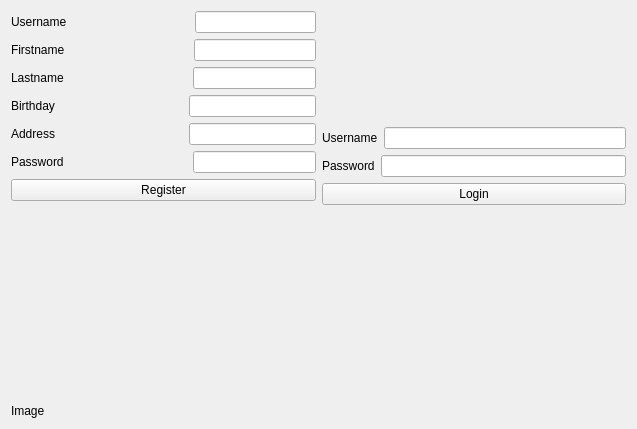
Qt form PersonalPlanner/login.ui (sabrine-gamdou/PersonalPlanner) before a commit.
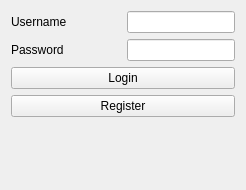
The same form after that commit.

```diff
--- a/PersonalPlanner/login.ui
+++ b/PersonalPlanner/login.ui
@@ -6,310 +6,123 @@
    <rect>
     <x>0</x>
     <y>0</y>
-    <width>637</width>
-    <height>429</height>
+    <width>246</width>
+    <height>190</height>
    </rect>
   </property>
   <property name="windowTitle">
-   <string>Form</string>
+   <string>Personal Planner</string>
+  </property>
+  <property name="styleSheet">
+   <string notr="true">
+font: 75 11pt &quot;URW Bookman L&quot;;</string>
   </property>
   <layout class="QGridLayout" name="gridLayout_2">
    <item row="0" column="0">
-    <layout class="QGridLayout" name="gridLayout">
-     <item row="0" column="0">
-      <layout class="QHBoxLayout" name="horizontalLayout">
+    <layout class="QHBoxLayout" name="horizontalLayout">
+     <item>
+      <layout class="QVBoxLayout" name="verticalLayout_2">
        <item>
-        <layout class="QVBoxLayout" name="verticalLayout">
+        <layout class="QHBoxLayout" name="horizontalLayout_3">
          <item>
-          <layout class="QHBoxLayout" name="horizontalLayout_15">
+          <layout class="QHBoxLayout" name="horizontalLayout_4">
            <item>
-            <widget class="QLabel" name="username_2">
-             <property name="text">
-              <string>Username</string>
-             </property>
-            </widget>
-           </item>
-           <item>
-            <spacer name="horizontalSpacer">
-             <property name="orientation">
-              <enum>Qt::Horizontal</enum>
-             </property>
-             <property name="sizeHint" stdset="0">
-              <size>
-               <width>40</width>
-               <height>20</height>
-              </size>
-             </property>
-            </spacer>
-           </item>
-           <item>
-            <layout class="QVBoxLayout" name="verticalLayout_7">
+            <layout class="QHBoxLayout" name="horizontalLayout_5">
              <item>
-              <widget class="QLineEdit" name="lineEdit_3"/>
+              <widget class="QLabel" name="username">
+               <property name="text">
+                <string>Username</string>
+               </property>
+              </widget>
              </item>
-            </layout>
-           </item>
-          </layout>
-         </item>
-         <item>
-          <layout class="QHBoxLayout" name="horizontalLayout_14">
-           <item>
-            <widget class="QLabel" name="firstname">
-             <property name="text">
-              <string>Firstname</string>
-             </property>
-            </widget>
-           </item>
-           <item>
-            <spacer name="horizontalSpacer_2">
-             <property name="orientation">
-              <enum>Qt::Horizontal</enum>
-             </property>
-             <property name="sizeHint" stdset="0">
-              <size>
-               <width>40</width>
-               <height>20</height>
-              </size>
-             </property>
-            </spacer>
-           </item>
-           <item>
-            <layout class="QVBoxLayout" name="verticalLayout_8">
              <item>
-              <widget class="QLineEdit" name="lineEdit_4"/>
+              <spacer name="horizontalSpacer">
+               <property name="orientation">
+                <enum>Qt::Horizontal</enum>
+               </property>
+               <property name="sizeHint" stdset="0">
+                <size>
+                 <width>20</width>
+                 <height>20</height>
+                </size>
+               </property>
+              </spacer>
              </item>
-            </layout>
-           </item>
-          </layout>
-         </item>
-         <item>
-          <layout class="QHBoxLayout" name="horizontalLayout_13">
-           <item>
-            <widget class="QLabel" name="lastname">
-             <property name="text">
-              <string>Lastname</string>
-             </property>
-            </widget>
-           </item>
-           <item>
-            <spacer name="horizontalSpacer_3">
-             <property name="orientation">
-              <enum>Qt::Horizontal</enum>
-             </property>
-             <property name="sizeHint" stdset="0">
-              <size>
-               <width>40</width>
-               <height>20</height>
-              </size>
-             </property>
-            </spacer>
-           </item>
-           <item>
-            <layout class="QVBoxLayout" name="verticalLayout_9">
              <item>
-              <widget class="QLineEdit" name="lineEdit_5"/>
+              <widget class="QLineEdit" name="usernameText"/>
              </item>
             </layout>
            </item>
           </layout>
          </item>
+        </layout>
+       </item>
+       <item>
+        <layout class="QVBoxLayout" name="verticalLayout_3">
          <item>
-          <layout class="QHBoxLayout" name="horizontalLayout_12">
+          <layout class="QVBoxLayout" name="verticalLayout_4">
            <item>
-            <widget class="QLabel" name="birthday">
-             <property name="text">
-              <string>Birthday</string>
-             </property>
-            </widget>
-           </item>
-           <item>
-            <spacer name="horizontalSpacer_4">
-             <property name="orientation">
-              <enum>Qt::Horizontal</enum>
-             </property>
-             <property name="sizeHint" stdset="0">
-              <size>
-               <width>40</width>
-               <height>20</height>
-              </size>
-             </property>
-            </spacer>
-           </item>
-           <item>
-            <layout class="QVBoxLayout" name="verticalLayout_10">
+            <layout class="QHBoxLayout" name="horizontalLayout_8">
              <item>
-              <widget class="QLineEdit" name="lineEdit_6"/>
+              <widget class="QLabel" name="password">
+               <property name="text">
+                <string>Password</string>
+               </property>
+              </widget>
              </item>
-            </layout>
-           </item>
-          </layout>
-         </item>
-         <item>
-          <layout class="QHBoxLayout" name="horizontalLayout_11">
-           <item>
-            <widget class="QLabel" name="address">
-             <property name="text">
-              <string>Address</string>
-             </property>
-            </widget>
-           </item>
-           <item>
-            <spacer name="horizontalSpacer_5">
-             <property name="orientation">
-              <enum>Qt::Horizontal</enum>
-             </property>
-             <property name="sizeHint" stdset="0">
-              <size>
-               <width>40</width>
-               <height>20</height>
-              </size>
-             </property>
-            </spacer>
-           </item>
-           <item>
-            <layout class="QVBoxLayout" name="verticalLayout_11">
              <item>
-              <widget class="QLineEdit" name="lineEdit_7"/>
+              <spacer name="horizontalSpacer_2">
+               <property name="orientation">
+                <enum>Qt::Horizontal</enum>
+               </property>
+               <property name="sizeHint" stdset="0">
+                <size>
+                 <width>20</width>
+                 <height>20</height>
+                </size>
+               </property>
+              </spacer>
              </item>
-            </layout>
-           </item>
-          </layout>
-         </item>
-         <item>
-          <layout class="QHBoxLayout" name="horizontalLayout_10">
-           <item>
-            <widget class="QLabel" name="password_2">
-             <property name="text">
-              <string>Password</string>
-             </property>
-            </widget>
-           </item>
-           <item>
-            <spacer name="horizontalSpacer_6">
-             <property name="orientation">
-              <enum>Qt::Horizontal</enum>
-             </property>
-             <property name="sizeHint" stdset="0">
-              <size>
-               <width>40</width>
-               <height>20</height>
-              </size>
-             </property>
-            </spacer>
-           </item>
-           <item>
-            <layout class="QVBoxLayout" name="verticalLayout_12">
              <item>
-              <widget class="QLineEdit" name="lineEdit_8"/>
+              <widget class="QLineEdit" name="passText"/>
              </item>
             </layout>
            </item>
           </layout>
          </item>
-         <item>
-          <widget class="QPushButton" name="register_2">
-           <property name="text">
-            <string>Register</string>
-           </property>
-          </widget>
-         </item>
         </layout>
        </item>
        <item>
-        <layout class="QVBoxLayout" name="verticalLayout_2">
-         <item>
-          <layout class="QHBoxLayout" name="horizontalLayout_16"/>
-         </item>
-         <item>
-          <spacer name="verticalSpacer">
-           <property name="orientation">
-            <enum>Qt::Vertical</enum>
-           </property>
-           <property name="sizeHint" stdset="0">
-            <size>
-             <width>20</width>
-             <height>40</height>
-            </size>
-           </property>
-          </spacer>
-         </item>
-         <item>
-          <layout class="QHBoxLayout" name="horizontalLayout_3">
-           <item>
-            <layout class="QHBoxLayout" name="horizontalLayout_4">
-             <item>
-              <layout class="QHBoxLayout" name="horizontalLayout_5">
-               <item>
-                <widget class="QLabel" name="username">
-                 <property name="text">
-                  <string>Username</string>
-                 </property>
-                </widget>
-               </item>
-               <item>
-                <widget class="QLineEdit" name="usernameText"/>
-               </item>
-              </layout>
-             </item>
-            </layout>
-           </item>
-          </layout>
-         </item>
-         <item>
-          <layout class="QVBoxLayout" name="verticalLayout_3">
-           <item>
-            <layout class="QVBoxLayout" name="verticalLayout_4">
-             <item>
-              <layout class="QHBoxLayout" name="horizontalLayout_8">
-               <item>
-                <widget class="QLabel" name="password">
-                 <property name="text">
-                  <string>Password</string>
-                 </property>
-                </widget>
-               </item>
-               <item>
-                <widget class="QLineEdit" name="passText"/>
-               </item>
-              </layout>
-             </item>
-            </layout>
-           </item>
-          </layout>
-         </item>
-         <item>
-          <widget class="QPushButton" name="login">
-           <property name="text">
-            <string>Login</string>
-           </property>
-          </widget>
-         </item>
-        </layout>
+        <widget class="QPushButton" name="loginBtn">
+         <property name="text">
+          <string>Login</string>
+         </property>
+        </widget>
+       </item>
+       <item>
+        <widget class="QPushButton" name="registerBtn">
+         <property name="text">
+          <string>Register</string>
+         </property>
+        </widget>
+       </item>
+       <item>
+        <widget class="QLabel" name="loginLabel">
+         <property name="enabled">
+          <bool>false</bool>
+         </property>
+         <property name="styleSheet">
+          <string notr="true">color: red;</string>
+         </property>
+         <property name="text">
+          <string/>
+         </property>
+        </widget>
        </item>
       </layout>
      </item>
     </layout>
    </item>
-   <item row="1" column="0">
-    <spacer name="verticalSpacer_2">
-     <property name="orientation">
-      <enum>Qt::Vertical</enum>
-     </property>
-     <property name="sizeHint" stdset="0">
-      <size>
-       <width>20</width>
-       <height>10</height>
-      </size>
-     </property>
-    </spacer>
-   </item>
-   <item row="2" column="0">
-    <widget class="QLabel" name="label">
-     <property name="text">
-      <string>Image</string>
-     </property>
-    </widget>
-   </item>
   </layout>
  </widget>
  <resources/>
```
